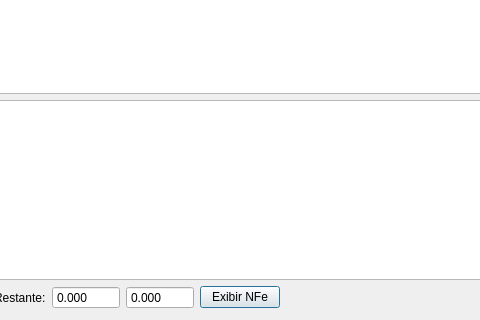
Before: the Qt Designer form ui/estoque.ui in darktorres/ERP-STACCATO, drawn with Qt 5; both pictures show x 359 to 839 and y 84 to 404 of the 1205 by 404 pixel window.
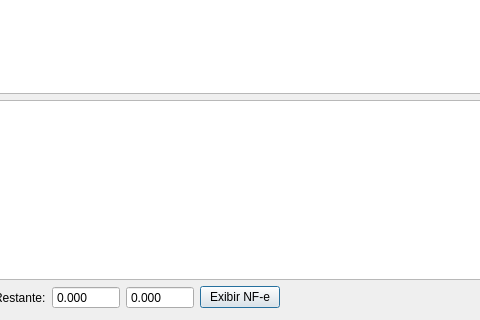
After: the same form once the commit is applied. Custom widgets are drawn as their Qt base class.

What changed in the file:
```diff
--- a/ui/estoque.ui
+++ b/ui/estoque.ui
@@ -174,7 +174,7 @@
      <item>
       <widget class="QPushButton" name="pushButtonExibirNfe">
        <property name="text">
-        <string>Exibir NFe</string>
+        <string>Exibir NF-e</string>
        </property>
       </widget>
      </item>
```
